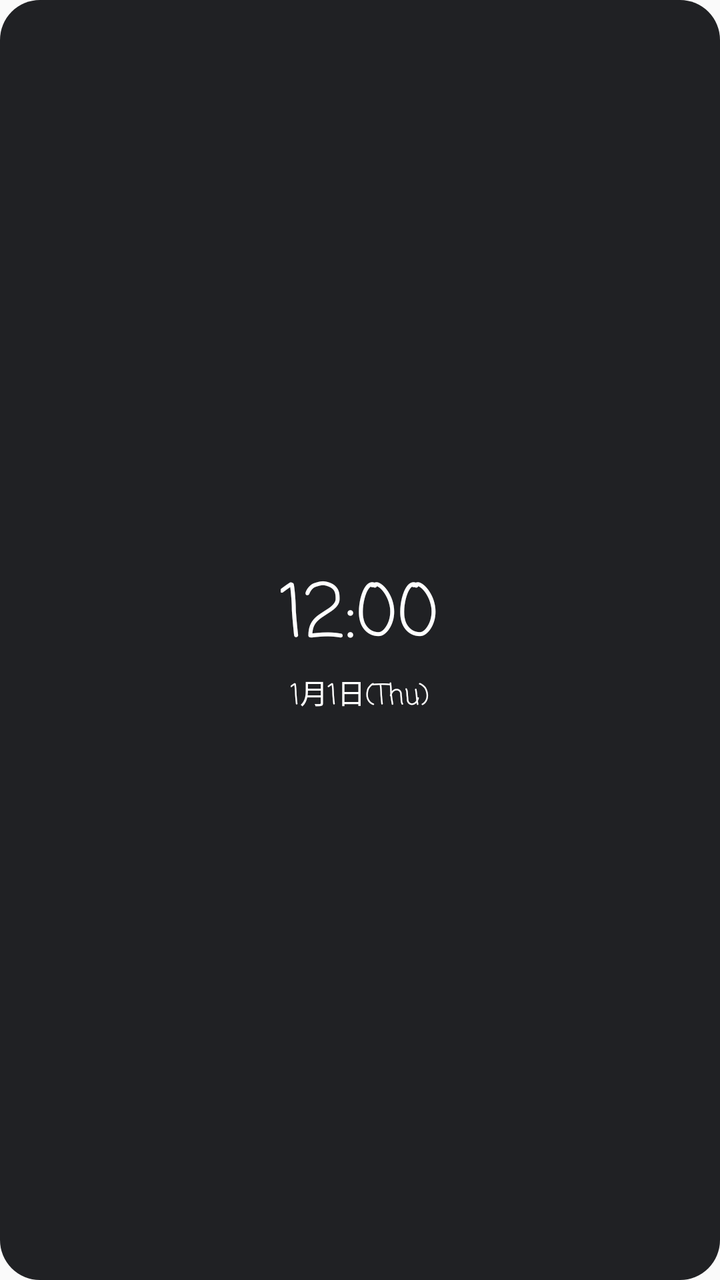
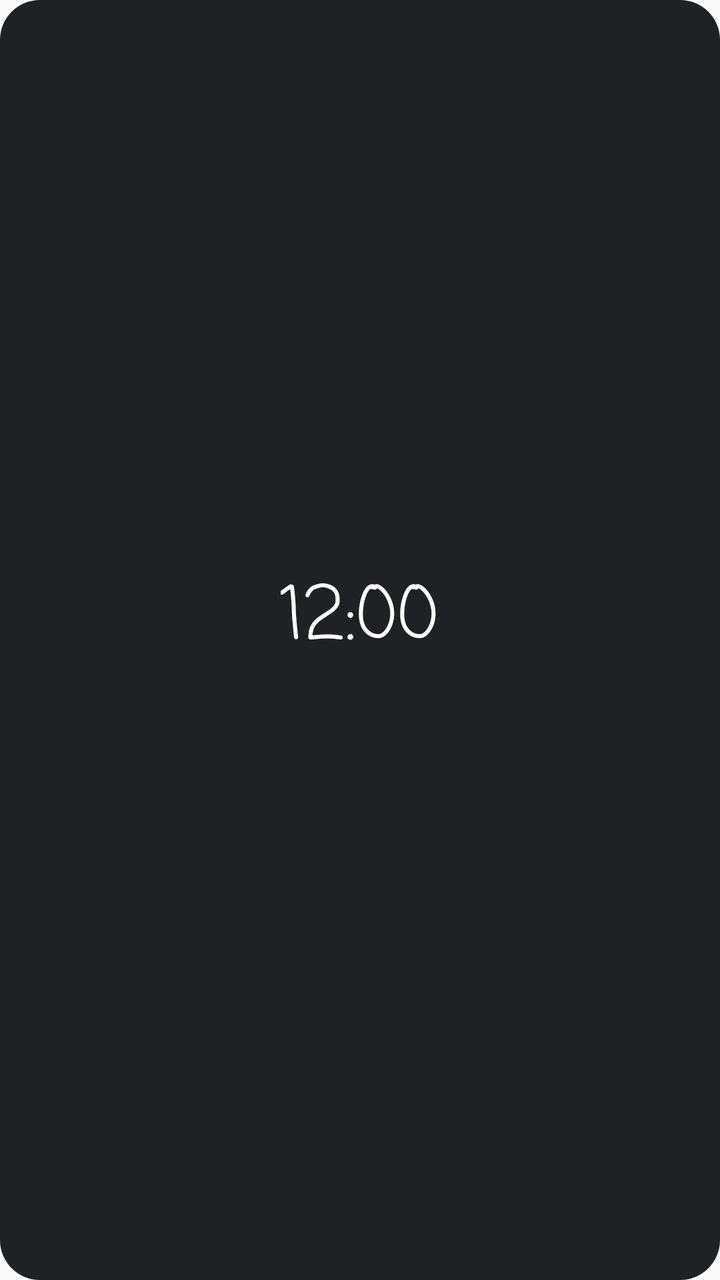

The first picture is an Android layout as it rendered before a commit; the second is the same layout after the commit. The layout source and the unified diff follow.
<!-- AndroidManifest.xml: application theme android:Theme.Material.Light.NoActionBar -->
<!-- res/layout/widget_casual.xml -->
<?xml version="1.0" encoding="utf-8"?>
<FrameLayout xmlns:android="http://schemas.android.com/apk/res/android"
    android:id="@+id/root"
    android:layout_width="match_parent"
    android:layout_height="match_parent">

    <ImageView
        android:id="@+id/bg"
        android:layout_width="match_parent"
        android:layout_height="match_parent"
        android:scaleType="fitXY"
        android:src="@drawable/widget_bg" />

    <LinearLayout
        android:layout_width="match_parent"
        android:layout_height="match_parent"
        android:gravity="center"
        android:id="@+id/content"
        android:orientation="vertical"
        android:padding="8dp">

        <TextClock
            android:id="@+id/time"
            android:fontFamily="casual"
            android:layout_width="wrap_content"
            android:layout_height="wrap_content"
            android:format12Hour="h:mm"
            android:format24Hour="H:mm"
            android:includeFontPadding="false"
            android:maxLines="1"
            android:textColor="#FFFFFF"
            android:textSize="36sp" />

        <TextClock
            android:id="@+id/date"
            android:fontFamily="casual"
            android:layout_width="wrap_content"
            android:layout_height="wrap_content"
            android:format12Hour="M月d日(E)"
            android:format24Hour="M月d日(E)"
            android:includeFontPadding="false"
            android:maxLines="1"
            android:textColor="#FFFFFF"
            android:textSize="14sp" />
    </LinearLayout>
</FrameLayout>
<!-- resources referenced by this layout -->
<resources>
  <!-- drawable widget_bg (drawable) -->
  <shape xmlns:android="http://schemas.android.com/apk/res/android" android:shape="rectangle">
      <solid android:color="#202124" />
      <corners android:radius="20dp" />
  </shape>
</resources>

<!-- the commit's change to res/layout/widget_casual.xml (unified diff, before → after) -->
@@ -12,18 +12,18 @@
         android:src="@drawable/widget_bg" />
 
     <LinearLayout
+        android:id="@+id/content"
         android:layout_width="match_parent"
         android:layout_height="match_parent"
         android:gravity="center"
-        android:id="@+id/content"
         android:orientation="vertical"
         android:padding="8dp">
 
         <TextClock
             android:id="@+id/time"
-            android:fontFamily="casual"
             android:layout_width="wrap_content"
             android:layout_height="wrap_content"
+            android:fontFamily="casual"
             android:format12Hour="h:mm"
             android:format24Hour="H:mm"
             android:includeFontPadding="false"
@@ -31,13 +31,11 @@
             android:textColor="#FFFFFF"
             android:textSize="36sp" />
 
-        <TextClock
+        <TextView
             android:id="@+id/date"
-            android:fontFamily="casual"
             android:layout_width="wrap_content"
             android:layout_height="wrap_content"
-            android:format12Hour="M月d日(E)"
-            android:format24Hour="M月d日(E)"
+            android:fontFamily="casual"
             android:includeFontPadding="false"
             android:maxLines="1"
             android:textColor="#FFFFFF"
